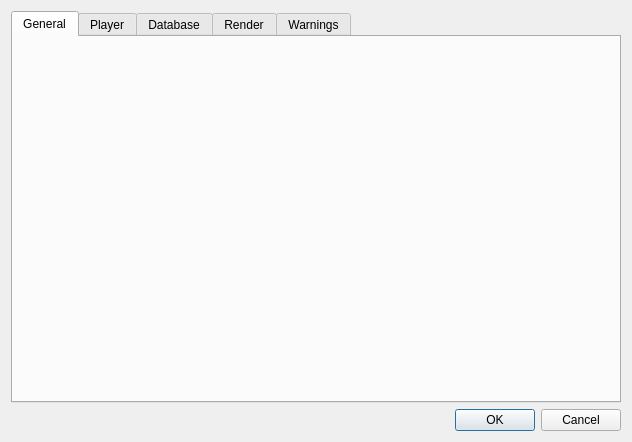
Above: gui/settings.ui from vommie/pycutxn before the change. Below: the same form after it.
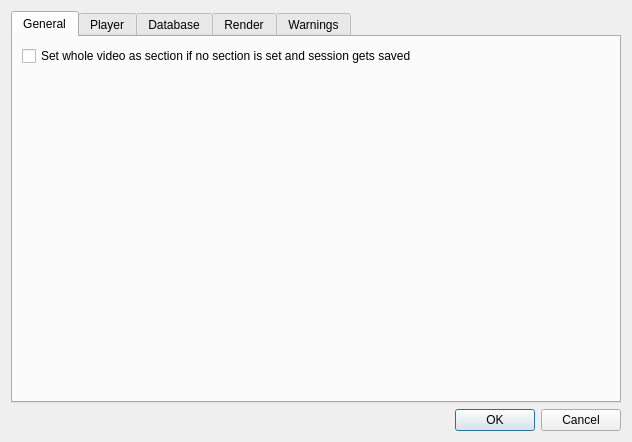
That is the form after the change.

Commit message: auto create section if none section points are set. show current section on buttons in gui.

Patch:
```diff
--- a/gui/settings.ui
+++ b/gui/settings.ui
@@ -28,6 +28,13 @@
         <layout class="QVBoxLayout" name="verticalLayout_10">
          <item>
           <layout class="QVBoxLayout" name="layoutGeneral">
+           <item>
+            <widget class="QCheckBox" name="checkSetAutoSection">
+             <property name="text">
+              <string>Set whole video as section if no section is set and session gets saved</string>
+             </property>
+            </widget>
+           </item>
            <item>
             <spacer name="verticalSpacer_4">
              <property name="orientation">
```
The commit also changes 4 other files.
